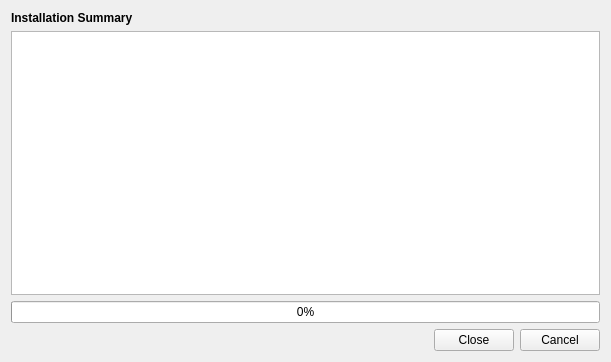
The window that PluginManager/PluginInstallDialog.ui (testmana2/test) describes before a commit, drawn with Qt 5.
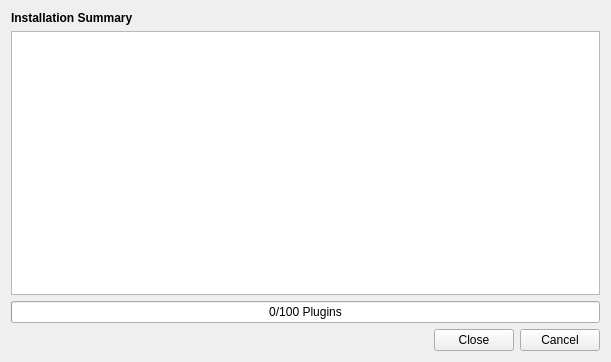
The same window after the commit. The open tabs and pages were chosen to show the change.

Patch:
```diff
--- a/PluginManager/PluginInstallDialog.ui
+++ b/PluginManager/PluginInstallDialog.ui
@@ -145,6 +145,9 @@
          <property name="value" >
           <number>0</number>
          </property>
+         <property name="format">
+          <string>%v/%m Plugins</string>
+         </property>
         </widget>
        </item>
       </layout>
```
Left out of the diff: 113 changed lines with no effect on the pictures.
